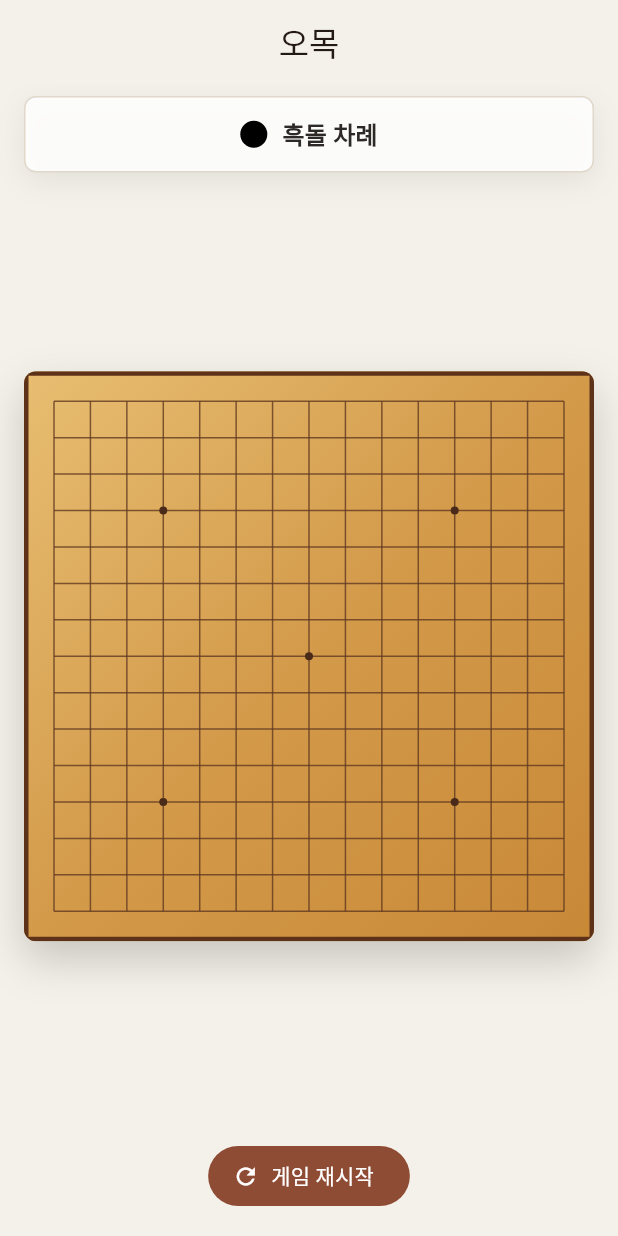
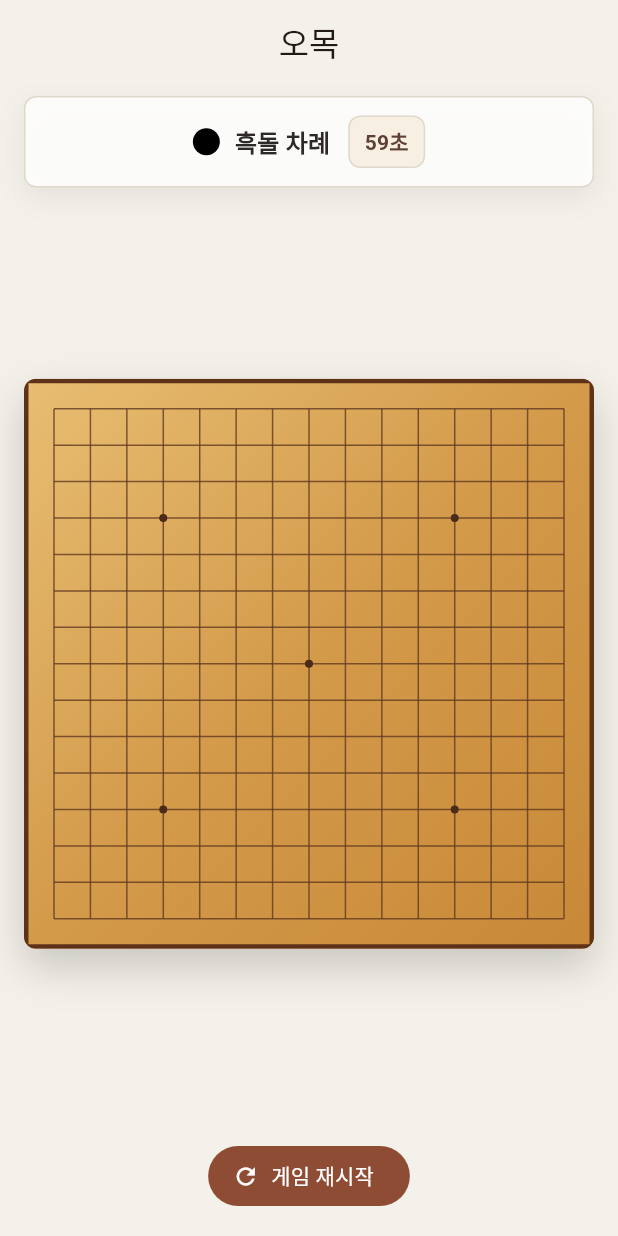
Before and after one commit to ziho9593/Gomoku, a Flutter app: the screen it shows after launch, after a tap on "게임 재시작", on a phone screen of 412 x 824 dp. Run offline on Flutter 3.47's test engine with Material 3 defaults, Android fonts, the phone set to English and light mode, and no system bars.

Commit message:
:sparkles: feat: 턴당 시간 제한 60초 구현 - 기본 턴 타이머 추가 - 착수하면 남은 시간이 다시 60초로 리셋 - 제한 시간이 지나면 돌을 놓지 않고 차례만 변경 - 승리하면 타이머 정지, 시간 베지는 종료 표시 - 상단 상태 바에 남은 시간 베지 추가, 10초 이하일 때 경고 색상 적용

```diff
--- a/lib/main.dart
+++ b/lib/main.dart
@@ -1,3 +1,5 @@
+import 'dart:async';
+
 import 'package:flutter/material.dart';
 
 void main() {
@@ -41,6 +43,7 @@ class _GomokuPageState extends State<GomokuPage> {
   static const int empty = 0;
   static const int blackStone = 1;
   static const int whiteStone = 2;
+  static const int turnTimeLimitSeconds = 60;
 
   // 돌이 보드 가장자리에서 잘리지 않도록 선을 안쪽에서 시작합니다.
   static const double boardPadding = 20;
@@ -50,12 +53,21 @@ class _GomokuPageState extends State<GomokuPage> {
   int winner = empty;
   int? lastMoveRow;
   int? lastMoveCol;
+  int remainingSeconds = turnTimeLimitSeconds;
+  Timer? turnTimer;
   List<BoardPoint> winningLine = [];
 
   @override
   void initState() {
     super.initState();
     _resetGame();
+    _startTurnTimer();
+  }
+
+  @override
+  void dispose() {
+    _stopTurnTimer();
+    super.dispose();
   }
 
   void _resetGame() {
@@ -68,6 +80,7 @@ class _GomokuPageState extends State<GomokuPage> {
     winner = empty;
     lastMoveRow = null;
     lastMoveCol = null;
+    remainingSeconds = turnTimeLimitSeconds;
     winningLine = [];
   }
 
@@ -109,21 +122,31 @@ class _GomokuPageState extends State<GomokuPage> {
       return;
     }
 
+    bool gameWon = false;
+
     setState(() {
       board[row][col] = currentTurn;
       lastMoveRow = row;
       lastMoveCol = col;
+      remainingSeconds = turnTimeLimitSeconds;
 
       // 방금 둔 돌을 기준으로 5개 이상 연결됐는지 확인합니다.
       final List<BoardPoint> line = _findWinningLine(row, col, currentTurn);
       if (line.isNotEmpty) {
         winner = currentTurn;
         winningLine = line;
+        gameWon = true;
         return;
       }
 
       currentTurn = currentTurn == blackStone ? whiteStone : blackStone;
     });
+
+    if (gameWon) {
+      _stopTurnTimer();
+    } else {
+      _startTurnTimer();
+    }
   }
 
   List<BoardPoint> _findWinningLine(int row, int col, int stone) {
@@ -181,6 +204,35 @@ class _GomokuPageState extends State<GomokuPage> {
     setState(() {
       _resetGame();
     });
+    _startTurnTimer();
+  }
+
+  void _startTurnTimer() {
+    _stopTurnTimer();
+    turnTimer = Timer.periodic(const Duration(seconds: 1), (_) {
+      if (!mounted) {
+        return;
+      }
+
+      if (winner != empty) {
+        _stopTurnTimer();
+        return;
+      }
+
+      setState(() {
+        if (remainingSeconds > 1) {
+          remainingSeconds--;
+        } else {
+          currentTurn = currentTurn == blackStone ? whiteStone : blackStone;
+          remainingSeconds = turnTimeLimitSeconds;
+        }
+      });
+    });
+  }
+
+  void _stopTurnTimer() {
+    turnTimer?.cancel();
+    turnTimer = null;
   }
 
   String get _statusText {
@@ -279,7 +331,36 @@ class _GomokuPageState extends State<GomokuPage> {
                   color: const Color(0xFF2D2926),
                 ),
           ),
+          const SizedBox(width: 12),
+          _buildTimerBadge(context),
         ],
+      ),
+    );
+  }
+
+  Widget _buildTimerBadge(BuildContext context) {
+    final bool isWarning = winner == empty && remainingSeconds <= 10;
+    final Color badgeColor =
+        isWarning ? const Color(0xFFFFEBEE) : const Color(0xFFF7EFE2);
+    final Color textColor =
+        isWarning ? const Color(0xFFC62828) : const Color(0xFF5D4037);
+    final String timerText = winner == empty ? '$remainingSeconds초' : '종료';
+
+    return Container(
+      padding: const EdgeInsets.symmetric(horizontal: 10, vertical: 6),
+      decoration: BoxDecoration(
+        color: badgeColor,
+        borderRadius: BorderRadius.circular(8),
+        border: Border.all(
+          color: isWarning ? const Color(0xFFEF9A9A) : const Color(0xFFE0D8CA),
+        ),
+      ),
+      child: Text(
+        timerText,
+        style: Theme.of(context).textTheme.labelLarge?.copyWith(
+              color: textColor,
+              fontWeight: FontWeight.w700,
+            ),
       ),
     );
   }
```
Also changed, not shown: 1 other file.
